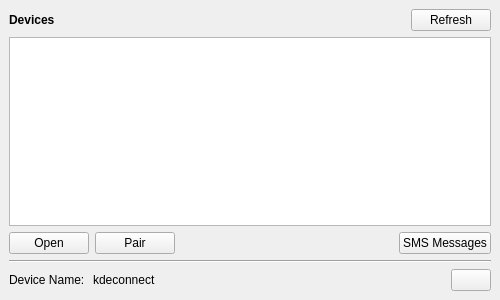
The window that app/ui/mainwindow.ui (pikazh/kdeconnect-windows) describes before a commit, drawn with Qt 5.
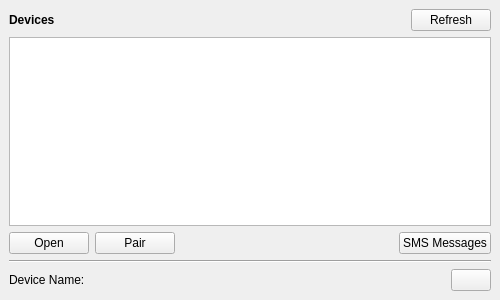
The same window after the commit.

```diff
--- a/app/ui/mainwindow.ui
+++ b/app/ui/mainwindow.ui
@@ -145,7 +145,7 @@
          </size>
         </property>
         <property name="text">
-         <string>kdeconnect</string>
+         <string notr="true"/>
         </property>
        </widget>
       </item>
```
Left out of the diff: 9 changed lines with no effect on the pictures.
